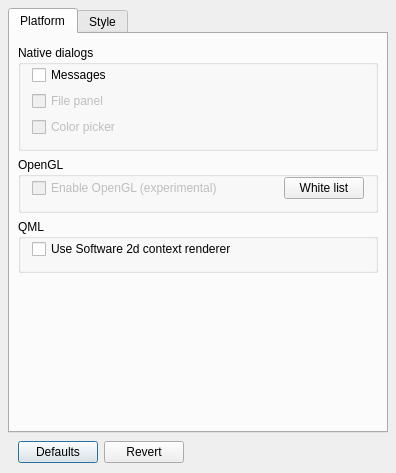
Before: the Qt Designer form tools/qsettings/settingsdialog.ui in threedeyes/qthaikuplugins, drawn with Qt 5.
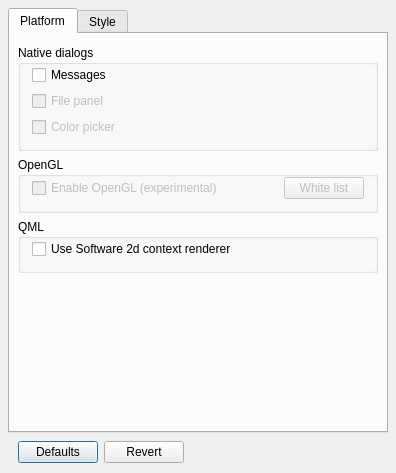
After: the same form once the commit is applied.

What changed in the file:
```diff
--- a/tools/qsettings/settingsdialog.ui
+++ b/tools/qsettings/settingsdialog.ui
@@ -152,6 +152,9 @@
             </item>
             <item>
              <widget class="QPushButton" name="whiteListButton">
+              <property name="enabled">
+               <bool>false</bool>
+              </property>
               <property name="sizePolicy">
                <sizepolicy hsizetype="Minimum" vsizetype="Fixed">
                 <horstretch>0</horstretch>
```
